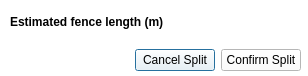
Qt form mlapp/src/tools/fenceline_analysis/fenceline_analysis_dialog_base.ui (Trailmarker/paddock-power) before a commit.
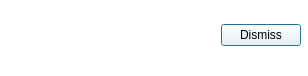
The same form after that commit.

Commit message: add Fenceline Analysis dialog with embedded matplotlib canvas (PP-9)

Patch:
```diff
--- a/mlapp/src/tools/fenceline_analysis/fenceline_analysis_dialog_base.ui
+++ b/mlapp/src/tools/fenceline_analysis/fenceline_analysis_dialog_base.ui
@@ -19,6 +19,9 @@
         <property name="styleSheet">
             <string notr="true">background-color: rgb(255, 255, 255);</string>
         </property>
+  <property name="sizeGripEnabled">
+   <bool>true</bool>
+  </property>
         <widget class="QWidget" name="verticalLayoutWidget">
             <property name="geometry">
                 <rect>
@@ -30,34 +33,10 @@
             </property>
             <layout class="QVBoxLayout" name="verticalLayout">
                 <item>
-                    <layout class="QHBoxLayout" name="horizontalLayout">
-                        <item>
-                            <widget class="QLabel" name="fenceLengthLabel">
-                                <property name="font">
-                                    <font>
-                                        <weight>75</weight>
-                                        <bold>true</bold>
-                                    </font>
-                                </property>
-                                <property name="text">
-                                    <string>Estimated fence length (m)</string>
-                                </property>
-                            </widget>
+     <layout class="QHBoxLayout" name="horizontalLayout"/>
                         </item>
                         <item>
-                            <widget class="QLabel" name="fenceLengthText">
-                                <property name="text">
-                                    <string notr="true"/>
-                                </property>
-                                <property name="alignment">
-                                    <set>Qt::AlignRight|Qt::AlignTrailing|Qt::AlignVCenter</set>
-                                </property>
-                            </widget>
-                        </item>
-                    </layout>
-                </item>
-                <item>
-                    <layout class="QHBoxLayout" name="horizontalLayout_2">
+     <layout class="QHBoxLayout" name="buttonLayout">
                         <item>
                             <spacer name="horizontalSpacer">
                                 <property name="orientation">
@@ -72,19 +51,9 @@
                             </spacer>
                         </item>
                         <item>
-                            <widget class="QPushButton" name="cancelSplitButton">
-                                <property name="styleSheet">
-                                    <string notr="true"/>
-                                </property>
+       <widget class="QPushButton" name="dismissButton">
                                 <property name="text">
-                                    <string>Cancel Split</string>
-                                </property>
-                            </widget>
-                        </item>
-                        <item>
-                            <widget class="QPushButton" name="confirmSplitButton">
-                                <property name="text">
-                                    <string>Confirm Split</string>
+         <string>Dismiss</string>
                                 </property>
                             </widget>
                         </item>
```
Left out of the diff: 8 changed lines with no effect on the pictures. Lines whose indentation alone changed are shown as unchanged. The commit also changes 8 other files.
